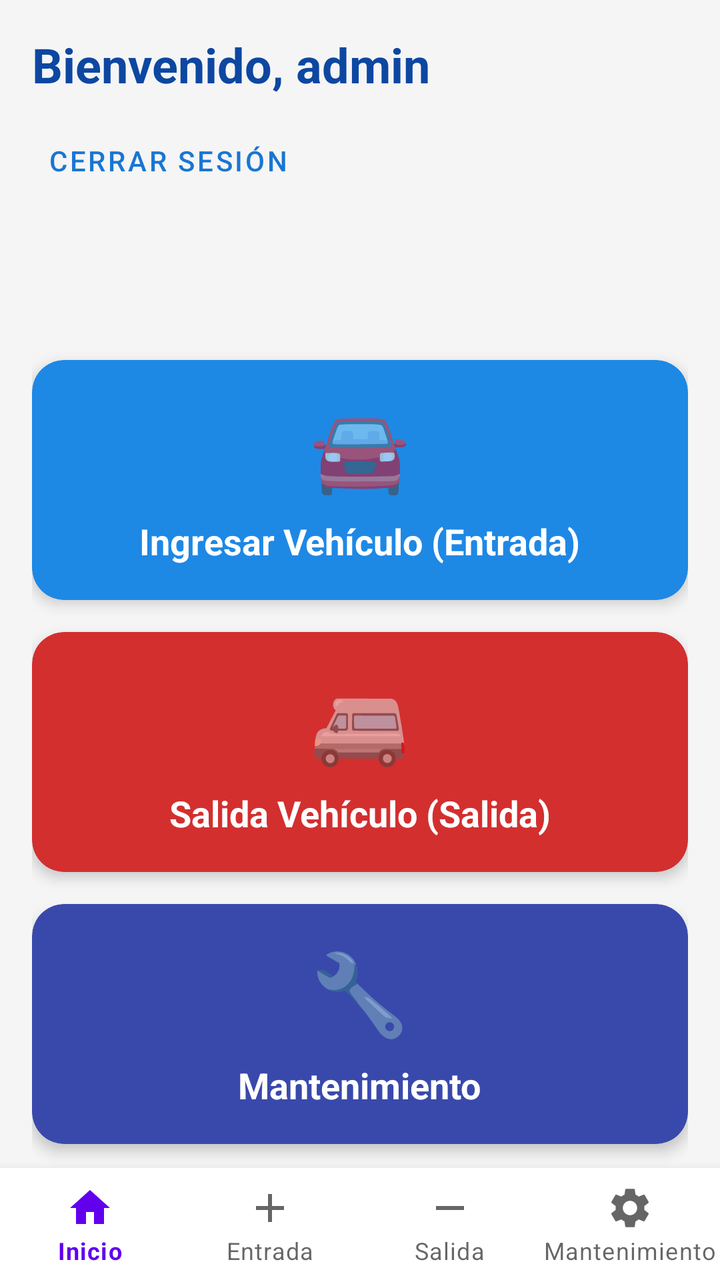
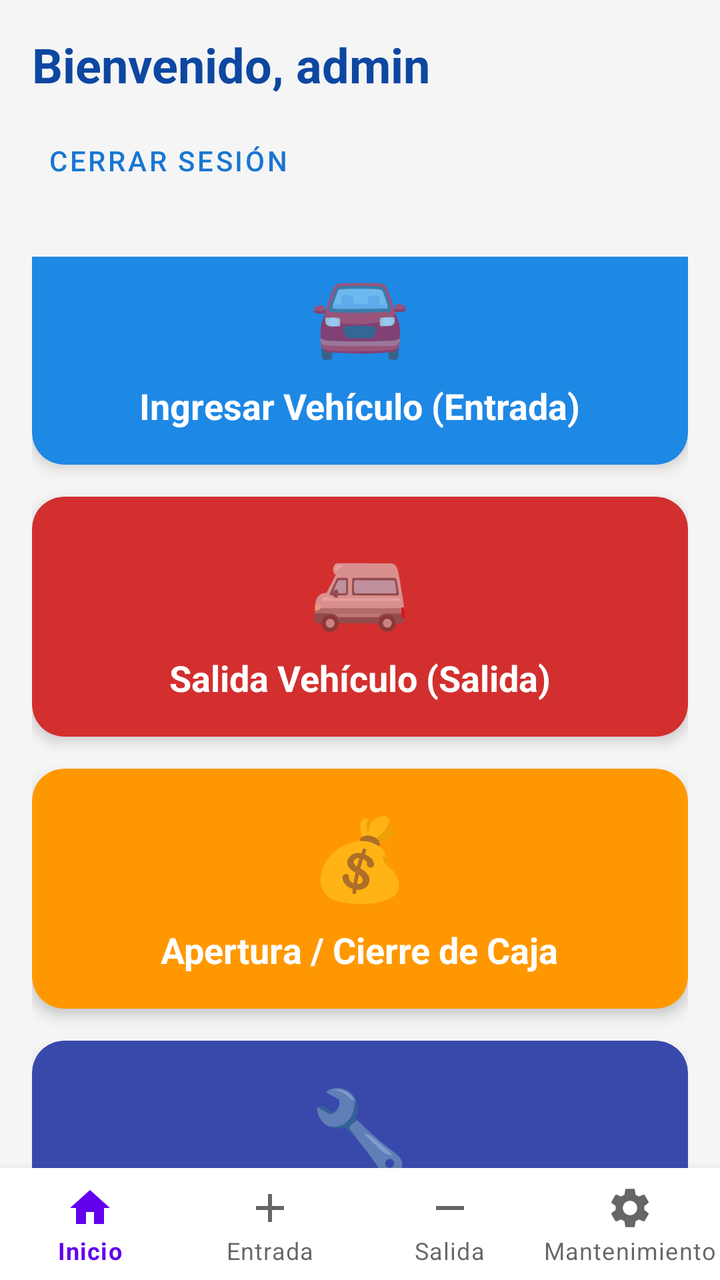

Screens rendered from an Android XML layout before and after an edit, with the pre-edit source and the edit as a unified diff.
<!-- AndroidManifest.xml: application theme Theme.MaterialComponents.Light.NoActionBar -->
<!-- res/layout/activity_home.xml -->
<?xml version="1.0" encoding="utf-8"?>
<androidx.coordinatorlayout.widget.CoordinatorLayout
    xmlns:android="http://schemas.android.com/apk/res/android"
    xmlns:app="http://schemas.android.com/apk/res-auto"
    android:layout_width="match_parent"
    android:layout_height="match_parent"
    android:background="#F5F5F5">

    <LinearLayout
        android:layout_width="match_parent"
        android:layout_height="match_parent"
        android:orientation="vertical"
        android:padding="16dp">

        <TextView
            android:id="@+id/tvWelcome"
            android:layout_width="wrap_content"
            android:layout_height="wrap_content"
            android:text="Bienvenido, admin"
            android:textSize="24sp"
            android:textStyle="bold"
            android:textColor="#0D47A1"
            android:layout_marginBottom="8dp"/>

        <com.google.android.material.button.MaterialButton
            android:id="@+id/btnCerrarSesion"
            android:layout_width="wrap_content"
            android:layout_height="wrap_content"
            android:text="Cerrar sesión"
            style="@style/Widget.MaterialComponents.Button.TextButton"
            android:textColor="#1976D2"
            android:layout_marginBottom="24dp"/>

        <LinearLayout
            android:layout_width="match_parent"
            android:layout_height="0dp"
            android:layout_weight="1"
            android:orientation="vertical"
            android:gravity="center">

            <com.google.android.material.card.MaterialCardView
                android:id="@+id/btnIngresoVehiculo"
                android:layout_width="match_parent"
                android:layout_height="120dp"
                android:layout_marginBottom="16dp"
                app:cardCornerRadius="16dp"
                app:cardElevation="4dp"
                android:clickable="true"
                android:focusable="true"
                android:foreground="?android:attr/selectableItemBackground"
                app:cardBackgroundColor="#1E88E5">

                <LinearLayout
                    android:layout_width="match_parent"
                    android:layout_height="match_parent"
                    android:orientation="vertical"
                    android:gravity="center"
                    android:padding="16dp">

                    <TextView
                        android:layout_width="wrap_content"
                        android:layout_height="wrap_content"
                        android:text="🚘"
                        android:textSize="40sp"/>

                    <TextView
                        android:layout_width="wrap_content"
                        android:layout_height="wrap_content"
                        android:text="Ingresar Vehículo (Entrada)"
                        android:textSize="18sp"
                        android:textStyle="bold"
                        android:textColor="@android:color/white"
                        android:layout_marginTop="8dp"/>
                </LinearLayout>
            </com.google.android.material.card.MaterialCardView>

            <com.google.android.material.card.MaterialCardView
                android:id="@+id/btnSalidaVehiculo"
                android:layout_width="match_parent"
                android:layout_height="120dp"
                android:layout_marginBottom="16dp"
                app:cardCornerRadius="16dp"
                app:cardElevation="4dp"
                android:clickable="true"
                android:focusable="true"
                android:foreground="?android:attr/selectableItemBackground"
                app:cardBackgroundColor="#D32F2F">

                <LinearLayout
                    android:layout_width="match_parent"
                    android:layout_height="match_parent"
                    android:orientation="vertical"
                    android:gravity="center"
                    android:padding="16dp">

                    <TextView
                        android:layout_width="wrap_content"
                        android:layout_height="wrap_content"
                        android:text="🚐"
                        android:textSize="40sp"/>

                    <TextView
                        android:layout_width="wrap_content"
                        android:layout_height="wrap_content"
                        android:text="Salida Vehículo (Salida)"
                        android:textSize="18sp"
                        android:textStyle="bold"
                        android:textColor="@android:color/white"
                        android:layout_marginTop="8dp"/>
                </LinearLayout>
            </com.google.android.material.card.MaterialCardView>

            <com.google.android.material.card.MaterialCardView
                android:id="@+id/btnMantenimiento"
                android:layout_width="match_parent"
                android:layout_height="120dp"
                app:cardCornerRadius="16dp"
                app:cardElevation="4dp"
                android:clickable="true"
                android:focusable="true"
                android:foreground="?android:attr/selectableItemBackground"
                app:cardBackgroundColor="#3949AB">

                <LinearLayout
                    android:layout_width="match_parent"
                    android:layout_height="match_parent"
                    android:orientation="vertical"
                    android:gravity="center"
                    android:padding="16dp">

                    <TextView
                        android:layout_width="wrap_content"
                        android:layout_height="wrap_content"
                        android:text="🔧"
                        android:textSize="40sp"/>

                    <TextView
                        android:layout_width="wrap_content"
                        android:layout_height="wrap_content"
                        android:text="Mantenimiento"
                        android:textSize="18sp"
                        android:textStyle="bold"
                        android:textColor="@android:color/white"
                        android:layout_marginTop="8dp"/>
                </LinearLayout>
            </com.google.android.material.card.MaterialCardView>
        </LinearLayout>
    </LinearLayout>

    <com.google.android.material.bottomnavigation.BottomNavigationView
        android:id="@+id/bottomNavigation"
        android:layout_width="match_parent"
        android:layout_height="wrap_content"
        android:layout_gravity="bottom"
        app:menu="@menu/bottom_nav_menu"
        app:labelVisibilityMode="labeled"
        android:background="@android:color/white"/>

</androidx.coordinatorlayout.widget.CoordinatorLayout>
<!-- resources referenced by this layout -->
<resources>

</resources>

<!-- the commit's change to res/layout/activity_home.xml (unified diff, before → after) -->
@@ -110,6 +110,44 @@
                 </LinearLayout>
             </com.google.android.material.card.MaterialCardView>
 
+            
+            <com.google.android.material.card.MaterialCardView
+                android:id="@+id/btnAperturaCierre"
+                android:layout_width="match_parent"
+                android:layout_height="120dp"
+                android:layout_marginBottom="16dp"
+                app:cardCornerRadius="16dp"
+                app:cardElevation="4dp"
+                android:clickable="true"
+                android:focusable="true"
+                android:foreground="?android:attr/selectableItemBackground"
+                app:cardBackgroundColor="#FF9800">
+
+                <LinearLayout
+                    android:layout_width="match_parent"
+                    android:layout_height="match_parent"
+                    android:orientation="vertical"
+                    android:gravity="center"
+                    android:padding="16dp">
+
+                    <TextView
+                        android:layout_width="wrap_content"
+                        android:layout_height="wrap_content"
+                        android:text="💰"
+                        android:textSize="40sp"/>
+
+                    <TextView
+                        android:layout_width="wrap_content"
+                        android:layout_height="wrap_content"
+                        android:text="Apertura / Cierre de Caja"
+                        android:textSize="18sp"
+                        android:textStyle="bold"
+                        android:textAlignment="center"
+                        android:textColor="@android:color/white"
+                        android:layout_marginTop="8dp"/>
+                </LinearLayout>
+            </com.google.android.material.card.MaterialCardView>
+
             <com.google.android.material.card.MaterialCardView
                 android:id="@+id/btnMantenimiento"
                 android:layout_width="match_parent"
